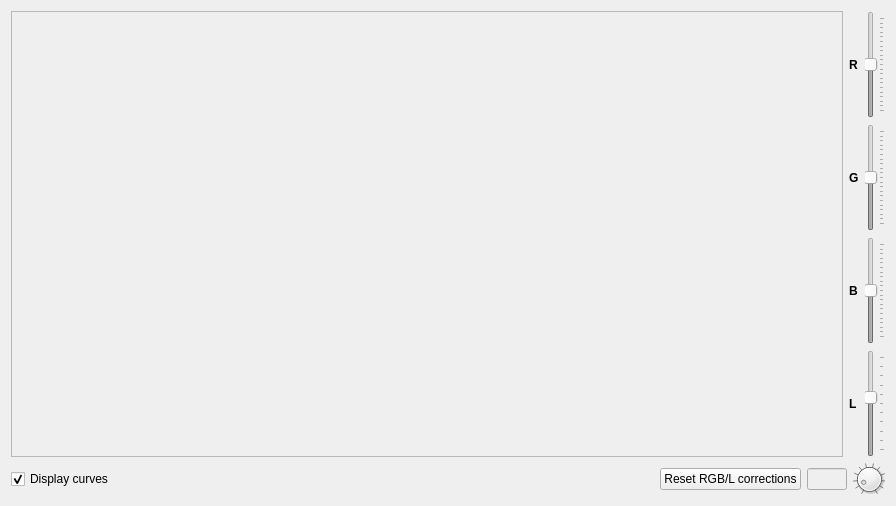
607011/vstripe, file previewform.ui: the form before one commit.
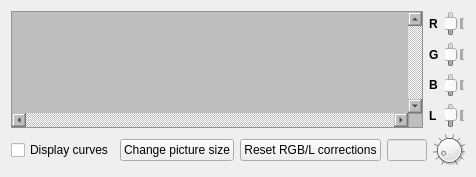
The form after the commit.

```diff
--- a/previewform.ui
+++ b/previewform.ui
@@ -6,8 +6,8 @@
    <rect>
     <x>0</x>
     <y>0</y>
-    <width>896</width>
-    <height>506</height>
+    <width>448</width>
+    <height>177</height>
    </rect>
   </property>
   <property name="windowTitle">
@@ -20,6 +20,33 @@
       <layout class="QHBoxLayout" name="horizontalLayout">
        <item>
         <widget class="QScrollArea" name="scrollArea">
+         <property name="sizePolicy">
+          <sizepolicy hsizetype="MinimumExpanding" vsizetype="Expanding">
+           <horstretch>0</horstretch>
+           <verstretch>0</verstretch>
+          </sizepolicy>
+         </property>
+         <property name="minimumSize">
+          <size>
+           <width>0</width>
+           <height>32</height>
+          </size>
+         </property>
+         <property name="autoFillBackground">
+          <bool>true</bool>
+         </property>
+         <property name="styleSheet">
+          <string notr="true">background-color: rgb(190, 190, 190)</string>
+         </property>
+         <property name="midLineWidth">
+          <number>0</number>
+         </property>
+         <property name="verticalScrollBarPolicy">
+          <enum>Qt::ScrollBarAlwaysOn</enum>
+         </property>
+         <property name="horizontalScrollBarPolicy">
+          <enum>Qt::ScrollBarAlwaysOn</enum>
+         </property>
          <property name="widgetResizable">
           <bool>true</bool>
          </property>
@@ -28,8 +55,8 @@
            <rect>
             <x>0</x>
             <y>0</y>
-            <width>826</width>
-            <height>442</height>
+            <width>361</width>
+            <height>96</height>
            </rect>
           </property>
          </widget>
@@ -58,7 +85,7 @@
            <property name="sizePolicy">
             <sizepolicy hsizetype="Fixed" vsizetype="Expanding">
              <horstretch>0</horstretch>
-             <verstretch>0</verstretch>
+             <verstretch>32</verstretch>
             </sizepolicy>
            </property>
            <property name="toolTip">
@@ -95,7 +122,7 @@
            <property name="sizePolicy">
             <sizepolicy hsizetype="Fixed" vsizetype="Expanding">
              <horstretch>0</horstretch>
-             <verstretch>0</verstretch>
+             <verstretch>32</verstretch>
             </sizepolicy>
            </property>
            <property name="toolTip">
@@ -158,7 +185,7 @@
            <property name="sizePolicy">
             <sizepolicy hsizetype="Fixed" vsizetype="Expanding">
              <horstretch>0</horstretch>
-             <verstretch>0</verstretch>
+             <verstretch>32</verstretch>
             </sizepolicy>
            </property>
            <property name="toolTip">
@@ -208,7 +235,7 @@
            <property name="sizePolicy">
             <sizepolicy hsizetype="Fixed" vsizetype="Expanding">
              <horstretch>0</horstretch>
-             <verstretch>0</verstretch>
+             <verstretch>32</verstretch>
             </sizepolicy>
            </property>
            <property name="toolTip">
@@ -242,11 +269,34 @@
       <layout class="QHBoxLayout" name="horizontalLayout_2">
        <item>
         <widget class="QCheckBox" name="checkBoxShowCurves">
+         <property name="enabled">
+          <bool>true</bool>
+         </property>
          <property name="text">
           <string>Display curves</string>
          </property>
          <property name="checked">
-          <bool>true</bool>
+          <bool>false</bool>
+         </property>
+        </widget>
+       </item>
+       <item>
+        <spacer name="horizontalSpacer_2">
+         <property name="orientation">
+          <enum>Qt::Horizontal</enum>
+         </property>
+         <property name="sizeHint" stdset="0">
+          <size>
+           <width>40</width>
+           <height>20</height>
+          </size>
+         </property>
+        </spacer>
+       </item>
+       <item>
+        <widget class="QPushButton" name="pushButtonPictureSize">
+         <property name="text">
+          <string>Change picture size</string>
          </property>
         </widget>
        </item>
```
